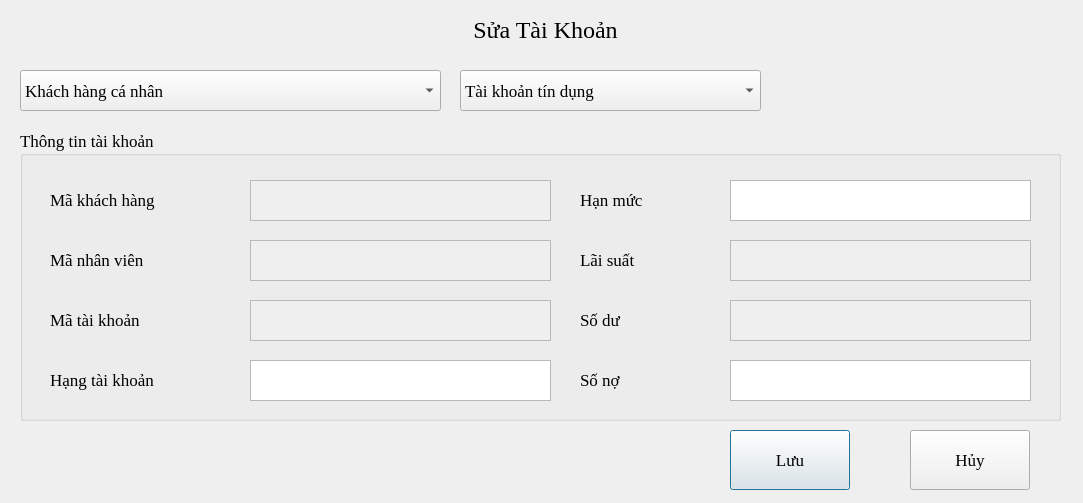
First picture: the form in UI/SuaTaiKhoan.ui, repository hoanghlt/quanlynganhang, before the edit.
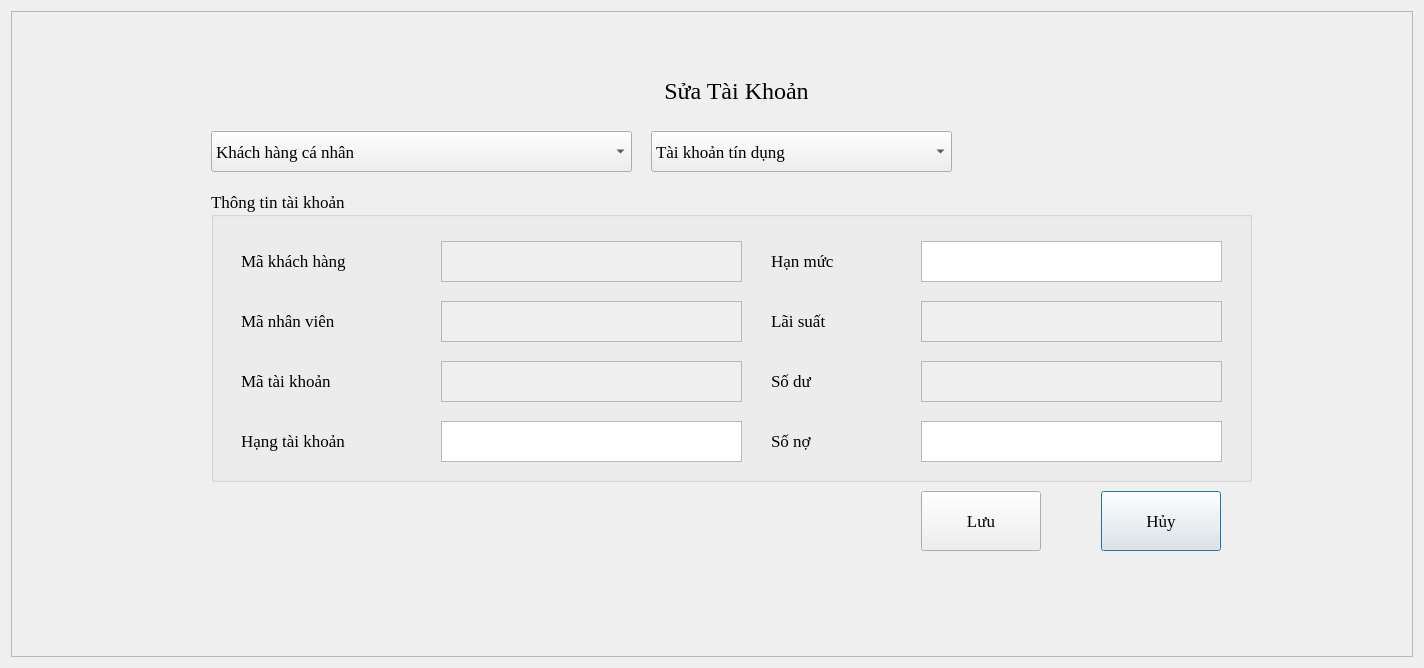
Second picture: the form after the edit.

Diff of the .ui file:
```diff
--- a/UI/SuaTaiKhoan.ui
+++ b/UI/SuaTaiKhoan.ui
@@ -6,8 +6,8 @@
    <rect>
     <x>0</x>
     <y>0</y>
-    <width>1083</width>
-    <height>503</height>
+    <width>1424</width>
+    <height>668</height>
    </rect>
   </property>
   <property name="font">
@@ -19,49 +19,20 @@
   <property name="windowTitle">
    <string>Dialog</string>
   </property>
-  <widget class="QPushButton" name="pushButton">
-   <property name="geometry">
-    <rect>
-     <x>730</x>
-     <y>430</y>
-     <width>120</width>
-     <height>60</height>
-    </rect>
-   </property>
-   <property name="font">
-    <font>
-     <family>Times New Roman</family>
-     <pointsize>13</pointsize>
-    </font>
-   </property>
-   <property name="text">
-    <string>Lưu</string>
-   </property>
-  </widget>
-  <widget class="QPushButton" name="pushButton_2">
-   <property name="geometry">
-    <rect>
-     <x>910</x>
-     <y>430</y>
-     <width>120</width>
-     <height>60</height>
-    </rect>
-   </property>
-   <property name="font">
-    <font>
-     <family>Times New Roman</family>
-     <pointsize>13</pointsize>
-    </font>
-   </property>
-   <property name="text">
-    <string>Hủy</string>
-   </property>
-  </widget>
+  <layout class="QGridLayout" name="gridLayout">
+   <item row="0" column="0">
+    <widget class="QFrame" name="frame">
+     <property name="frameShape">
+      <enum>QFrame::StyledPanel</enum>
+     </property>
+     <property name="frameShadow">
+      <enum>QFrame::Raised</enum>
+     </property>
   <widget class="QLabel" name="label_5">
    <property name="geometry">
     <rect>
-     <x>10</x>
-     <y>10</y>
+        <x>190</x>
+        <y>60</y>
      <width>1071</width>
      <height>40</height>
     </rect>
@@ -79,14 +50,43 @@
     <set>Qt::AlignCenter</set>
    </property>
   </widget>
+     <widget class="QComboBox" name="comboBox_2">
+      <property name="enabled">
+       <bool>true</bool>
+      </property>
+      <property name="geometry">
+       <rect>
+        <x>640</x>
+        <y>120</y>
+        <width>301</width>
+        <height>41</height>
+       </rect>
+      </property>
+      <property name="font">
+       <font>
+        <family>Times New Roman</family>
+        <pointsize>13</pointsize>
+       </font>
+      </property>
+      <item>
+       <property name="text">
+        <string>Tài khoản tín dụng</string>
+       </property>
+      </item>
+      <item>
+       <property name="text">
+        <string>Tài khoản gửi tiền</string>
+       </property>
+      </item>
+     </widget>
   <widget class="QComboBox" name="comboBox">
    <property name="enabled">
     <bool>true</bool>
    </property>
    <property name="geometry">
     <rect>
-     <x>20</x>
-     <y>70</y>
+        <x>200</x>
+        <y>120</y>
      <width>421</width>
      <height>41</height>
     </rect>
@@ -108,40 +108,11 @@
     </property>
    </item>
   </widget>
-  <widget class="QComboBox" name="comboBox_2">
-   <property name="enabled">
-    <bool>true</bool>
-   </property>
-   <property name="geometry">
-    <rect>
-     <x>460</x>
-     <y>70</y>
-     <width>301</width>
-     <height>41</height>
-    </rect>
-   </property>
-   <property name="font">
-    <font>
-     <family>Times New Roman</family>
-     <pointsize>13</pointsize>
-    </font>
-   </property>
-   <item>
-    <property name="text">
-     <string>Tài khoản tín dụng</string>
-    </property>
-   </item>
-   <item>
-    <property name="text">
-     <string>Tài khoản gửi tiền</string>
-    </property>
-   </item>
-  </widget>
   <widget class="QGroupBox" name="groupBox">
    <property name="geometry">
     <rect>
-     <x>20</x>
-     <y>130</y>
+        <x>200</x>
+        <y>180</y>
      <width>1041</width>
      <height>291</height>
     </rect>
@@ -451,6 +422,47 @@
     </property>
    </widget>
   </widget>
+     <widget class="QPushButton" name="pushButton_2">
+      <property name="geometry">
+       <rect>
+        <x>1090</x>
+        <y>480</y>
+        <width>120</width>
+        <height>60</height>
+       </rect>
+      </property>
+      <property name="font">
+       <font>
+        <family>Times New Roman</family>
+        <pointsize>13</pointsize>
+       </font>
+      </property>
+      <property name="text">
+       <string>Hủy</string>
+      </property>
+     </widget>
+     <widget class="QPushButton" name="pushButton">
+      <property name="geometry">
+       <rect>
+        <x>910</x>
+        <y>480</y>
+        <width>120</width>
+        <height>60</height>
+       </rect>
+      </property>
+      <property name="font">
+       <font>
+        <family>Times New Roman</family>
+        <pointsize>13</pointsize>
+       </font>
+      </property>
+      <property name="text">
+       <string>Lưu</string>
+      </property>
+     </widget>
+    </widget>
+   </item>
+  </layout>
  </widget>
  <resources/>
  <connections/>
```
Lines whose indentation alone changed are shown as unchanged.
